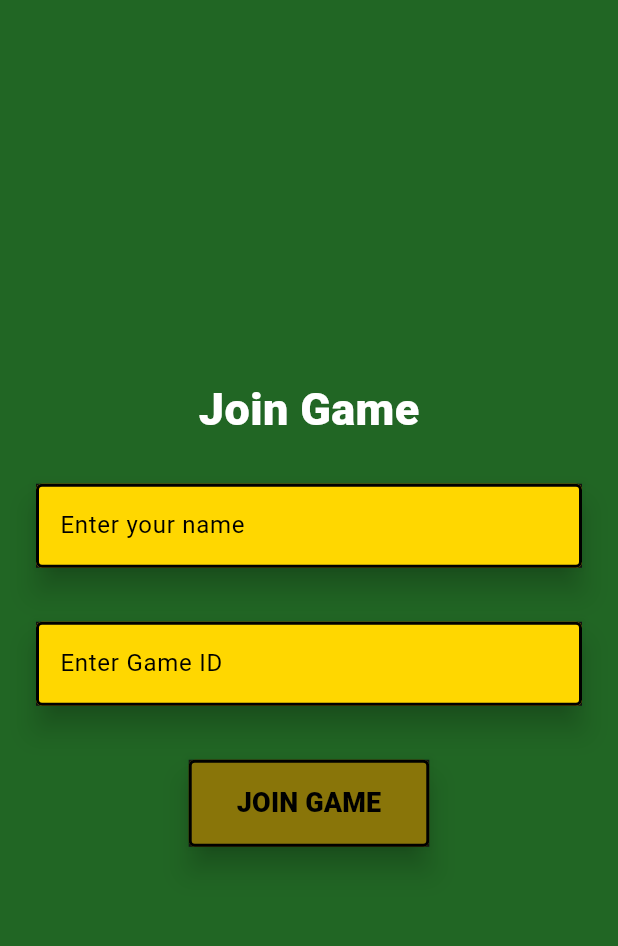
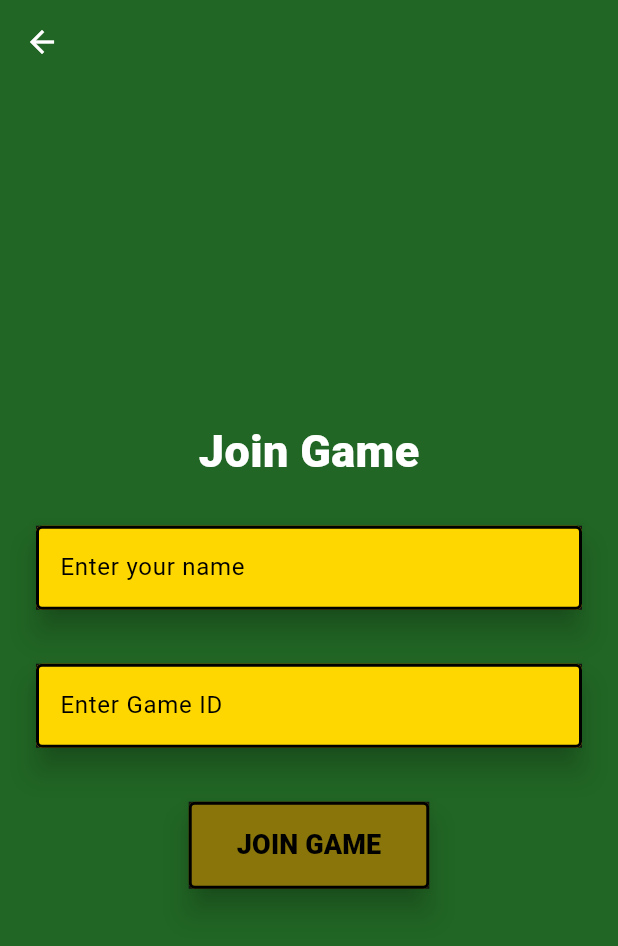
Before and after one commit to kristoffer1110/GabongApp, a Flutter app: the screen it shows after launch, after a tap on "JOIN GAME", on a phone screen of 412 x 824 dp. Shown: the top 946 px of the screen. Run offline on Flutter 3.47's test engine with Material 3 defaults, Android fonts, the phone set to English and light mode, and no system bars; our stand-ins replace cloud_firestore, firebase_core; accounts and stored records are empty.

Commit message:
shit skal funke

```diff
--- a/lib/main.dart
+++ b/lib/main.dart
@@ -2,6 +2,8 @@ import 'package:flutter/material.dart';
 import 'package:gabong_v1/screens/homescreen.dart';
 import 'package:gabong_v1/screens/host/host.dart';
 import 'package:gabong_v1/screens/join/join.dart';
+import 'package:gabong_v1/screens/host/waiting_for_players.dart';
+import 'package:gabong_v1/globals.dart' as globals;
 import 'package:firebase_core/firebase_core.dart';
 import 'firebase_options.dart';
 
@@ -42,13 +44,18 @@ class MyApp extends StatelessWidget {
           primary: gabongGreen,
           secondary: gold,
           tertiary: black,
-        )
+        ),
+        appBarTheme: const AppBarTheme(
+          backgroundColor: gabongGreen,
+        ),
       ),
       home: const HomeScreen(),
       routes: {
         '/home': (context) => const HomeScreen(),
         '/host': (context) => const HostScreen(),
         '/join': (context) => const JoinScreen(),
+        '/waitingForPlayers': (context) => WaitingForPlayers(gameID: globals.gameID),
+
       },
     );
   }
--- a/lib/screens/homescreen.dart
+++ b/lib/screens/homescreen.dart
@@ -8,6 +8,9 @@ class HomeScreen extends StatelessWidget {
   @override
   Widget build(BuildContext context){
     return Scaffold(
+      appBar: AppBar(
+        automaticallyImplyLeading: false,
+      ),
       backgroundColor: Theme.of(context).colorScheme.primary,
       body: Column(
         mainAxisAlignment: MainAxisAlignment.center,
--- a/lib/screens/join/join.dart
+++ b/lib/screens/join/join.dart
@@ -40,6 +40,9 @@ class _JoinScreenState extends State<JoinScreen> {
   Widget build(BuildContext context) {
     final theme = Theme.of(context);
     return Scaffold(
+      appBar: AppBar(
+        automaticallyImplyLeading: true,
+      ),
       backgroundColor: theme.colorScheme.primary,
       body: Padding(
         padding: const EdgeInsets.all(16.0),
```
Also changed, not shown: lib/screens/host/host.dart (+28 -7 lines), lib/screens/host/waiting_for_players.dart (+41 -0 lines), pubspec.lock, 1 other file.
